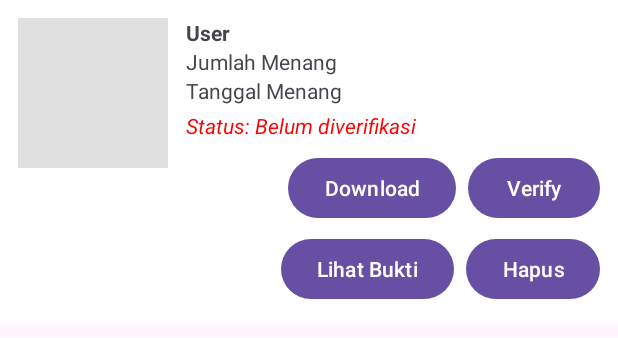
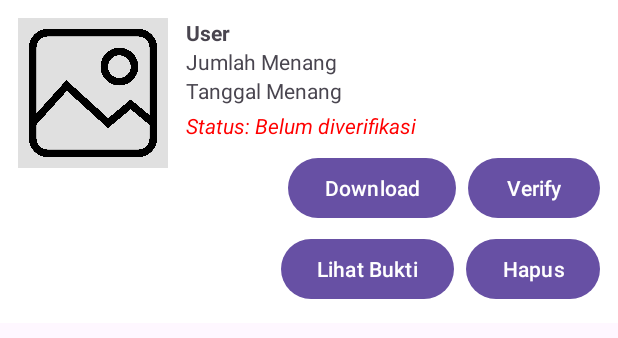
Before and after one commit to ariel-naviandana/UTP-PAM, an Android app: the layout item_win_history.xml on its own in the app's theme, with its tools: preview values and no code run, on a phone screen of 412 x 824 dp. Shown: the top 338 px of the screen. Run offline under Robolectric (Android 15) with nearby library versions, the phone set to English and light mode, and no system bars.

```diff
--- a/app/src/main/java/com/example/hercules77/WinHistoryActivity.java
+++ b/app/src/main/java/com/example/hercules77/WinHistoryActivity.java
@@ -210,7 +210,7 @@ public class WinHistoryActivity extends AppCompatActivity {
     }
 
     private void uploadImageToCloudinary(File file) {
-        String uploadPreset = "pam-project"; // TODO: Ganti dengan preset Cloudinary Anda
+        String uploadPreset = "pam-project";
 
         CloudinaryUploader.uploadImage(file, uploadPreset, new Callback() {
             @Override
@@ -231,7 +231,7 @@ public class WinHistoryActivity extends AppCompatActivity {
                         if (selectedItemPosition != -1) {
                             WinHistory item = winHistoryList.get(selectedItemPosition);
                             db.collection("histories").document(item.getId())
-                                    .update("buktiGambarUrl", imageUrl)
+                                    .update("imageUrl", imageUrl)
                                     .addOnSuccessListener(unused -> runOnUiThread(() -> {
                                         Toast.makeText(WinHistoryActivity.this, "Upload berhasil dan data diperbarui", Toast.LENGTH_SHORT).show();
                                         loadWinHistories();
--- a/app/src/main/res/layout/item_win_history.xml
+++ b/app/src/main/res/layout/item_win_history.xml
@@ -13,7 +13,10 @@
         android:layout_height="100dp"
         android:scaleType="centerCrop"
         android:layout_marginEnd="12dp"
-        android:background="#E0E0E0" />
+        android:background="#E0E0E0"
+        android:src="@drawable/ic_banner_placeholder"
+        android:clickable="true"
+        android:focusable="true"/>
 
     <!-- Konten kanan -->
     <LinearLayout
```
Also changed, not shown: app/src/main/java/com/example/hercules77/WinHistoryAdapter.java (+9 -6 lines).
